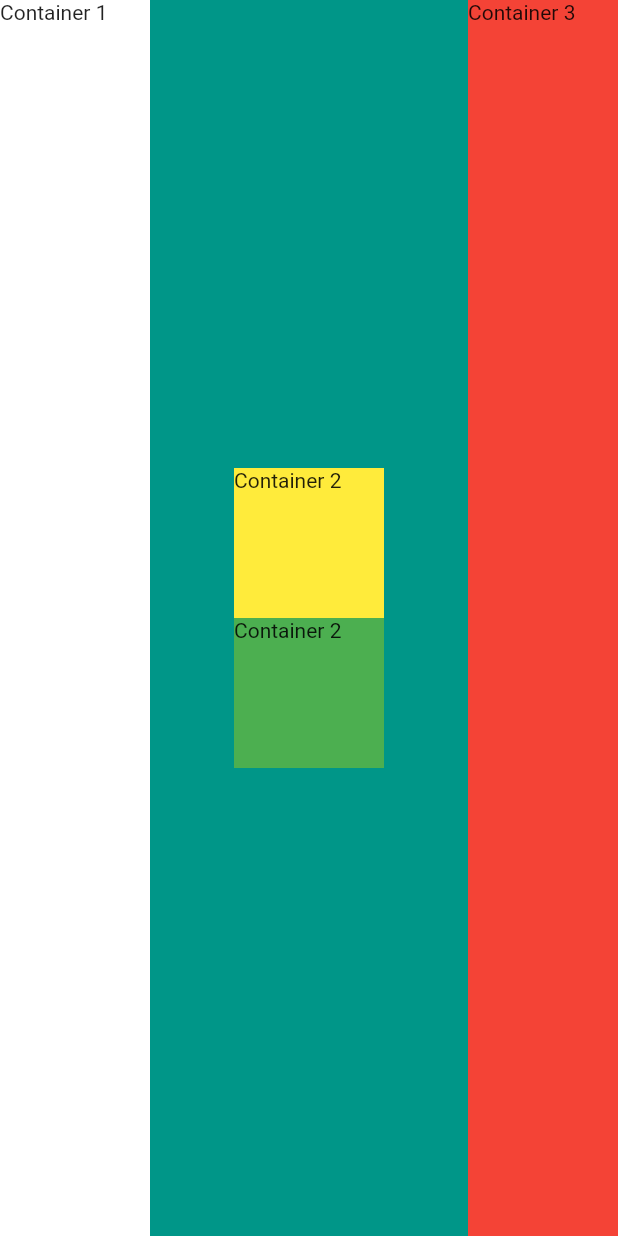
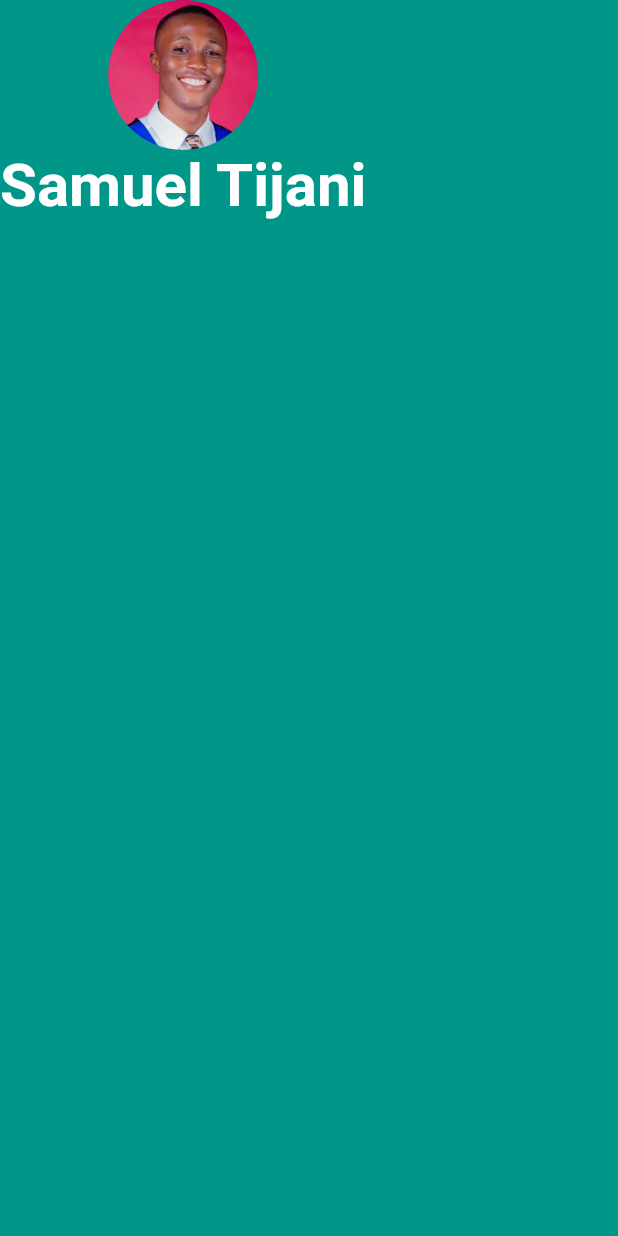
Before and after one commit to thesamtj/sam_card_flutter, a Flutter app: the screen it shows after launch, on a phone screen of 412 x 824 dp. Run offline on Flutter 3.47's test engine with Material 2 defaults, Android fonts, the phone set to English and light mode, and no system bars.

Commit message:
Set circle image with text

```diff
--- a/lib/main.dart
+++ b/lib/main.dart
@@ -12,38 +12,19 @@ class MyApp extends StatelessWidget {
       home: Scaffold(
         backgroundColor: Colors.teal,
         body: SafeArea(
-          child: Row(
-            mainAxisAlignment: MainAxisAlignment.spaceBetween,
+          child: Column(
             children: <Widget>[
-              Container(
-                height: double.infinity,
-                width: 100.0,
-                color: Colors.white,
-                child: Text('Container 1'),
+              CircleAvatar(
+                radius: 50.0,
+                backgroundImage: AssetImage('images/sam.jpg'),
               ),
-              Column(
-                mainAxisAlignment: MainAxisAlignment.center,
-                children: <Widget>[
-                  Container(
-                    height: 100.0,
-                    width: 100.0,
-                    color: Colors.yellow,
-                    child: Text('Container 2'),
-                  ),
-                  Container(
-                    height: 100.0,
-                    width: 100.0,
-                    color: Colors.green,
-                    child: Text('Container 2'),
-                  )
-                ],
+              Text(
+                'Samuel Tijani',
+                style: TextStyle(
+                    fontSize: 40.0,
+                    color: Colors.white,
+                    fontWeight: FontWeight.bold),
               ),
-              Container(
-                height: double.infinity,
-                width: 100.0,
-                color: Colors.red,
-                child: Text('Container 3'),
-              )
             ],
           ),
         ),
```
Also changed, not shown: pubspec.yaml (+5 -43 lines), images/sam.jpg (added).
